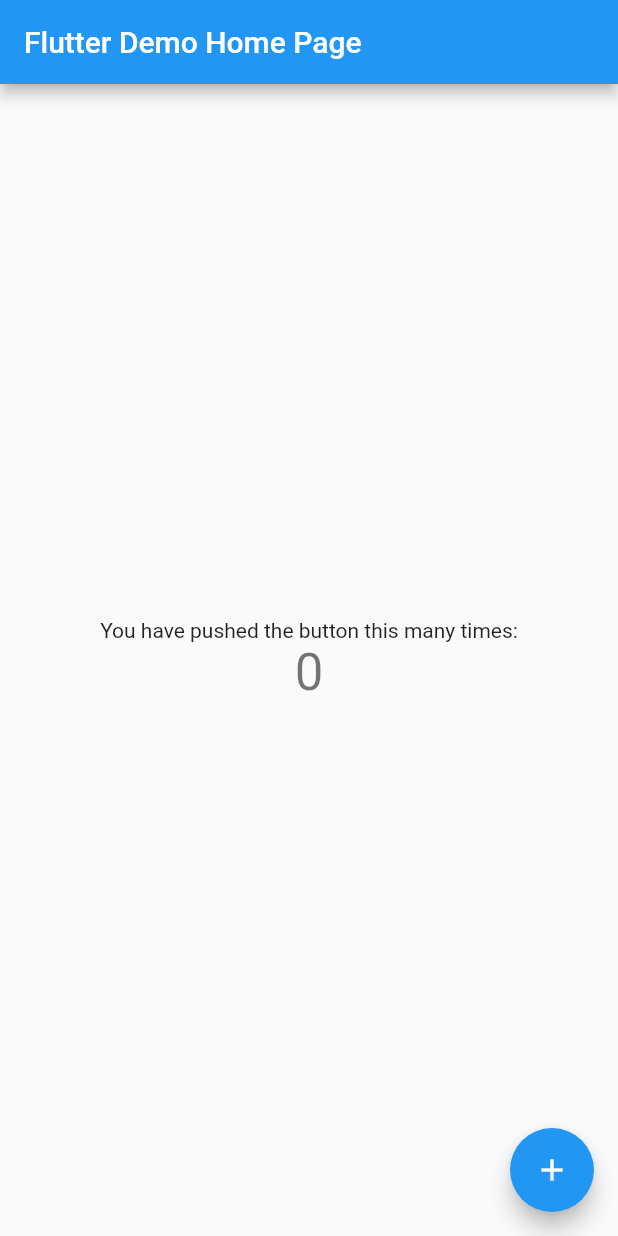
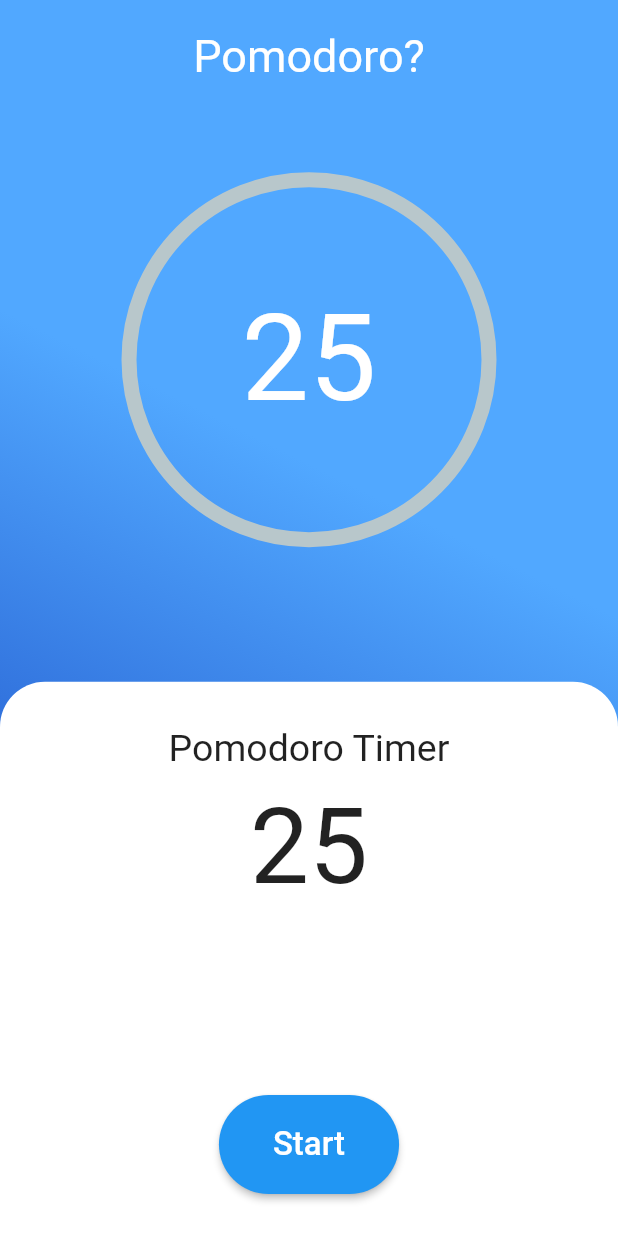
Before and after one commit to nld-8832/flutter_pomodoro, a Flutter app: the screen it shows after launch, on a phone screen of 412 x 824 dp. Run offline on Flutter 3.47's test engine with Material 2 defaults, Android fonts, the phone set to English and light mode, and no system bars; drawn by our look-alikes of percent_indicator.

Commit message:
Updated working prototype

```diff
--- a/lib/main.dart
+++ b/lib/main.dart
@@ -1,113 +1,157 @@
 import 'package:flutter/material.dart';
+import 'package:percent_indicator/circular_percent_indicator.dart';
 
-void main() {
-  runApp(MyApp());
-}
+import 'dart:async';
+
+void main() => runApp(MyApp());
 
 class MyApp extends StatelessWidget {
-  // This widget is the root of your application.
   @override
   Widget build(BuildContext context) {
     return MaterialApp(
-      title: 'Flutter Demo',
-      theme: ThemeData(
-        // This is the theme of your application.
-        //
-        // Try running your application with "flutter run". You'll see the
-        // application has a blue toolbar. Then, without quitting the app, try
-        // changing the primarySwatch below to Colors.green and then invoke
-        // "hot reload" (press "r" in the console where you ran "flutter run",
-        // or simply save your changes to "hot reload" in a Flutter IDE).
-        // Notice that the counter didn't reset back to zero; the application
-        // is not restarted.
-        primarySwatch: Colors.blue,
-      ),
-      home: MyHomePage(title: 'Flutter Demo Home Page'),
+      debugShowCheckedModeBanner: false,
+      home: Pomodoro(),
     );
   }
 }
 
-class MyHomePage extends StatefulWidget {
-  MyHomePage({Key key, this.title}) : super(key: key);
-
-  // This widget is the home page of your application. It is stateful, meaning
-  // that it has a State object (defined below) that contains fields that affect
-  // how it looks.
-
-  // This class is the configuration for the state. It holds the values (in this
-  // case the title) provided by the parent (in this case the App widget) and
-  // used by the build method of the State. Fields in a Widget subclass are
-  // always marked "final".
-
-  final String title;
-
+class Pomodoro extends StatefulWidget {
   @override
-  _MyHomePageState createState() => _MyHomePageState();
+  _PomodoroState createState() => _PomodoroState();
 }
 
-class _MyHomePageState extends State<MyHomePage> {
-  int _counter = 0;
+class _PomodoroState extends State<Pomodoro> {
+  static int timeSession = 25;
+  int timeSessionInSec = timeSession * 60;
+  double percent = 0;
 
-  void _incrementCounter() {
+  Timer timer;
+
+  _StartTimer() {
+    timeSession = 25;
+    int time = timeSession * 60;
+    double timePercent = time/100;
+
+    timer = Timer.periodic(Duration(seconds: 1), (timer) {
       setState(() {
-      // This call to setState tells the Flutter framework that something has
-      // changed in this State, which causes it to rerun the build method below
-      // so that the display can reflect the updated values. If we changed
-      // _counter without calling setState(), then the build method would not be
-      // called again, and so nothing would appear to happen.
-      _counter++;
+        if (time > 0) {
+          time--;
+          if (time % 60 == 0) {
+            timeSession--;
+          }
+          if (time % timePercent == 0) { // Progress bar percent calculation
+            if (percent < 1) {
+              percent += 0.01;
+            } else {
+              percent = 1;
+            }
+          }
+        } else {
+          percent = 0;
+          timeSession = 25;
+          timer.cancel();
+        }
+      });
     });
   }
 
   @override
   Widget build(BuildContext context) {
-    // This method is rerun every time setState is called, for instance as done
-    // by the _incrementCounter method above.
-    //
-    // The Flutter framework has been optimized to make rerunning build methods
-    // fast, so that you can just rebuild anything that needs updating rather
-    // than having to individually change instances of widgets.
-    return Scaffold(
-      appBar: AppBar(
-        // Here we take the value from the MyHomePage object that was created by
-        // the App.build method, and use it to set our appbar title.
-        title: Text(widget.title),
+    return SafeArea(
+      child: Scaffold(
+        body: Container(
+          decoration: BoxDecoration(
+            gradient: LinearGradient(
+              colors: [Color(0xff1542bf), Color(0xff51a8ff)],
+              begin: FractionalOffset(0.5, 1),
             ),
-      body: Center(
-        // Center is a layout widget. It takes a single child and positions it
-        // in the middle of the parent.
+          ),
+          width: double.infinity,
           child: Column(
-          // Column is also a layout widget. It takes a list of children and
-          // arranges them vertically. By default, it sizes itself to fit its
-          // children horizontally, and tries to be as tall as its parent.
-          //
-          // Invoke "debug painting" (press "p" in the console, choose the
-          // "Toggle Debug Paint" action from the Flutter Inspector in Android
-          // Studio, or the "Toggle Debug Paint" command in Visual Studio Code)
-          // to see the wireframe for each widget.
-          //
-          // Column has various properties to control how it sizes itself and
-          // how it positions its children. Here we use mainAxisAlignment to
-          // center the children vertically; the main axis here is the vertical
-          // axis because Columns are vertical (the cross axis would be
-          // horizontal).
-          mainAxisAlignment: MainAxisAlignment.center,
+            mainAxisAlignment: MainAxisAlignment.start,
+            crossAxisAlignment: CrossAxisAlignment.center,
             children: <Widget>[
-            Text(
-              'You have pushed the button this many times:',
+              Padding(
+                padding: EdgeInsets.only(top: 20.0),
+                child: Text("Pomodoro?",
+                  style: TextStyle(
+                    color: Colors.white,
+                    fontSize: 30.0,
                   ),
-            Text(
-              '$_counter',
-              style: Theme.of(context).textTheme.headline4,
                 ),
+              ),
+              Expanded(child: CircularPercentIndicator(
+                  percent: percent,
+                  animation: true,
+                  animateFromLastPercent: true,
+                  radius: 250.0,
+                  lineWidth: 10.0,
+                  progressColor: Colors.white,
+                  center: Text("$timeSession",
+                    style: TextStyle(
+                      color: Colors.white,
+                      fontSize: 80.0,
+                    ),
+                  ),
+              )),
+              SizedBox(height: 30.0),
+              Expanded(child: Container(
+                width: double.infinity,
+                decoration: BoxDecoration(
+                  color: Colors.white,
+                  borderRadius: BorderRadius.only(
+                    topLeft: Radius.circular(30.0),
+                    topRight: Radius.circular(30.0),
+                  ),
+                ),
+                child: Padding(
+                  padding: EdgeInsets.only(
+                    top: 30.0,
+                    left: 30.0,
+                    right: 30.0,
+                  ),
+                  child: Column(
+                    children: <Widget>[
+                      Expanded(child: Row(
+                        children: <Widget>[
+                          Expanded(child: Column(
+                            children: <Widget>[
+                              Text("Pomodoro Timer",
+                                style: TextStyle(fontSize: 25.0)
+                              ),
+                              SizedBox(height: 10.0),
+                              Text("25",
+                                style: TextStyle(fontSize: 70.0),
+                              ),
+                            ],
+                          )),
+                        ],
+                      )),
+                      Padding(
+                        padding: EdgeInsets.symmetric(vertical: 28.0),
+                        child: RaisedButton(
+                          onPressed: _StartTimer,
+                          color: Colors.blue,
+                          shape: RoundedRectangleBorder(borderRadius: BorderRadius.circular(100.0)),
+                          child: Padding(
+                            padding: EdgeInsets.all(20.0),
+                            child: Text("Start",
+                              style: TextStyle(
+                                color: Colors.white,
+                                fontSize: 22.0,
+                              ),
+                            )
+                          ),
+                        )
+                      )
                     ],
                   ),
                 ),
-      floatingActionButton: FloatingActionButton(
-        onPressed: _incrementCounter,
-        tooltip: 'Increment',
-        child: Icon(Icons.add),
-      ), // This trailing comma makes auto-formatting nicer for build methods.
+              )),
+            ],
+          ),
+        ),
+      ),
     );
   }
 }
--- a/pubspec.yaml
+++ b/pubspec.yaml
@@ -28,7 +28,7 @@
   # The following adds the Cupertino Icons font to your application.
   # Use with the CupertinoIcons class for iOS style icons.
   cupertino_icons: ^1.0.1
-
+  percent_indicator: "^2.1.7+2"
 dev_dependencies:
   flutter_test:
     sdk: flutter
```
Also changed, not shown: pubspec.lock. Lines whose indentation alone changed are shown as unchanged.
